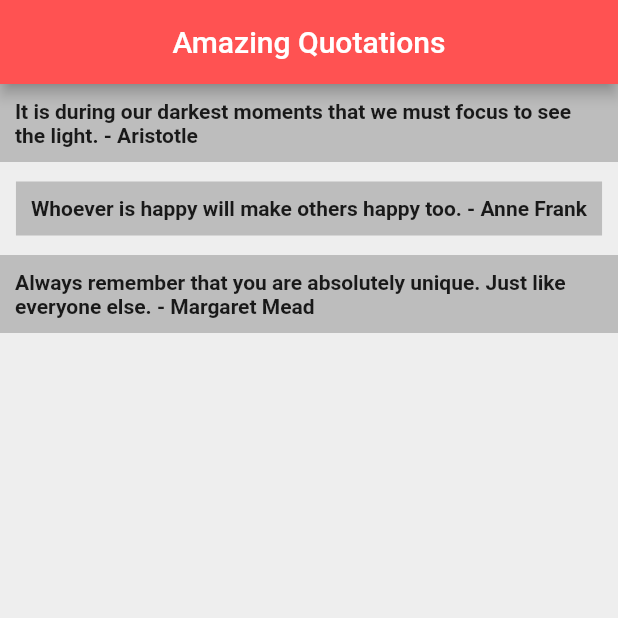
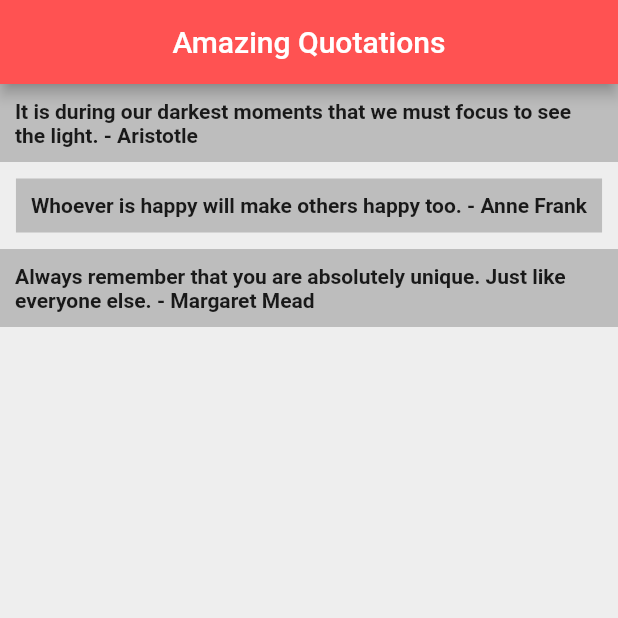
Before and after one commit to Um-e-Hani/FlutterQuotesApp, a Flutter app: the screen it shows after launch, on a phone screen of 412 x 824 dp, the top half of it. Run offline on Flutter 3.47's test engine with Material 2 defaults, Android fonts, the phone set to English and light mode, and no system bars.

```diff
--- a/lib/main.dart
+++ b/lib/main.dart
@@ -39,7 +39,7 @@ class _QuoteListState extends State<QuoteList> {
                           style: TextStyle(fontWeight: FontWeight.bold),
                         )),
                     SizedBox(
-                      height: 3.0,
+                      height: 1.0,
                     ),
                   ],
                 )))
```
Also changed, not shown: 1 other file.
